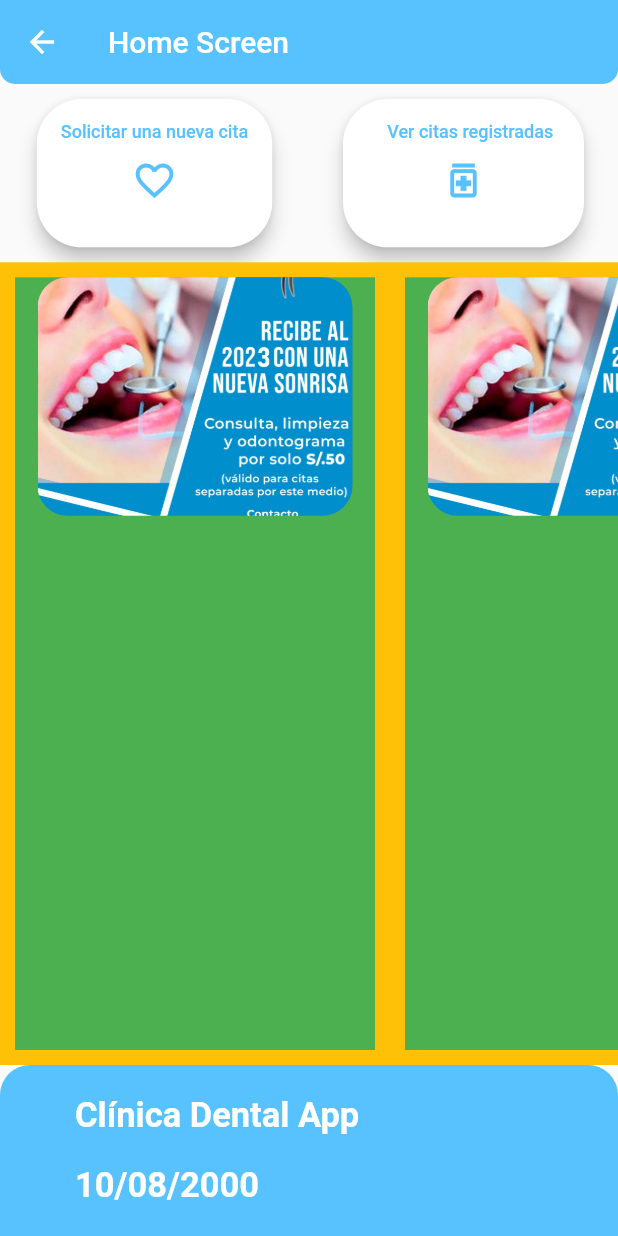
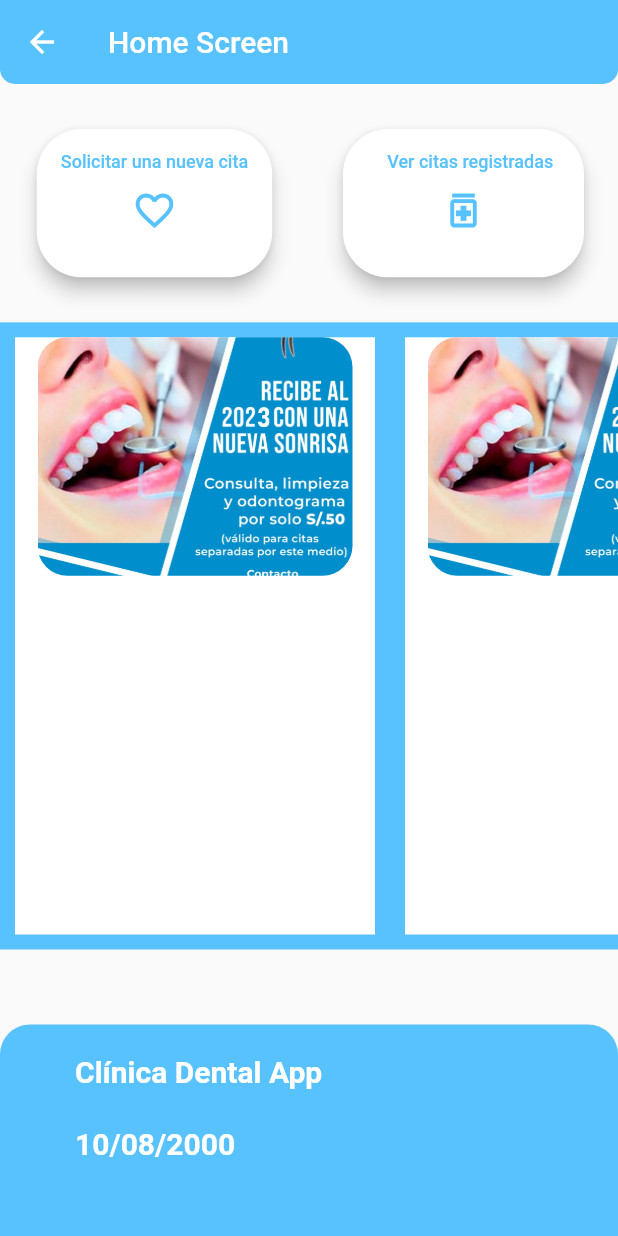
Before and after one commit to carloslamaquinap11/fisi_2022_2_tribusrock_donomar_fe, a Flutter app: the HomeScreen screen opened by its route, on a phone screen of 412 x 824 dp. Run offline on Flutter 3.47's test engine with Material 2 defaults, Android fonts, the light colour scheme and no system bars; missing offline and left inert: flutter_card_swipper.

```diff
--- a/lib/screens/home_screen.dart
+++ b/lib/screens/home_screen.dart
@@ -46,7 +46,7 @@ class HomeScreen extends StatelessWidget {
         body: Column(
           children: [
             const SizedBox(
-              height: 10,
+              height: 30,
             ),
             Center(
               child: Row(
@@ -68,11 +68,15 @@ class HomeScreen extends StatelessWidget {
               ),
             ),
             const SizedBox(
-              height: 10,
+              height: 30,
             ),
             Expanded(
               // child: Text("Hola"),
               child: CardSlider(context),
+            ),
+
+            SizedBox(
+              height: 50,
             ),
             Container(
               decoration: const BoxDecoration(
@@ -93,12 +97,12 @@ class HomeScreen extends StatelessWidget {
                     Text(
                       'Clínica Dental App',
                       style: TextStyle(
-                          fontSize: 23,
+                          fontSize: 20,
                           fontWeight: FontWeight.w600,
                           color: Colors.white),
                     ),
                     SizedBox(
-                      height: 10,
+                      height: 15,
                     ),
                     SizedBox(
                       height: 10,
@@ -106,12 +110,12 @@ class HomeScreen extends StatelessWidget {
                     Text(
                       '10/08/2000',
                       style: TextStyle(
-                          fontSize: 23,
+                          fontSize: 20,
                           fontWeight: FontWeight.w600,
                           color: Colors.white),
                     ),
                     SizedBox(
-                      height: 20,
+                      height: 50,
                     ),
                   ],
                 ),
@@ -130,7 +134,7 @@ class HomeScreen extends StatelessWidget {
     return Container(
       width: double.infinity,
       height: size.height*0.5,
-      color: Colors.amber,
+      color: Color(0xFF57C2FE),
       child: Column(
         crossAxisAlignment: CrossAxisAlignment.start,
         children: [
@@ -142,7 +146,7 @@ class HomeScreen extends StatelessWidget {
                 return Container(
                   width: 240,
                   height: 150,
-                  color: Colors.green,
+                  color: Colors.white,
                   margin: EdgeInsets.symmetric(horizontal: 10,vertical: 10),
                   child: Column(
                     children: [
```
